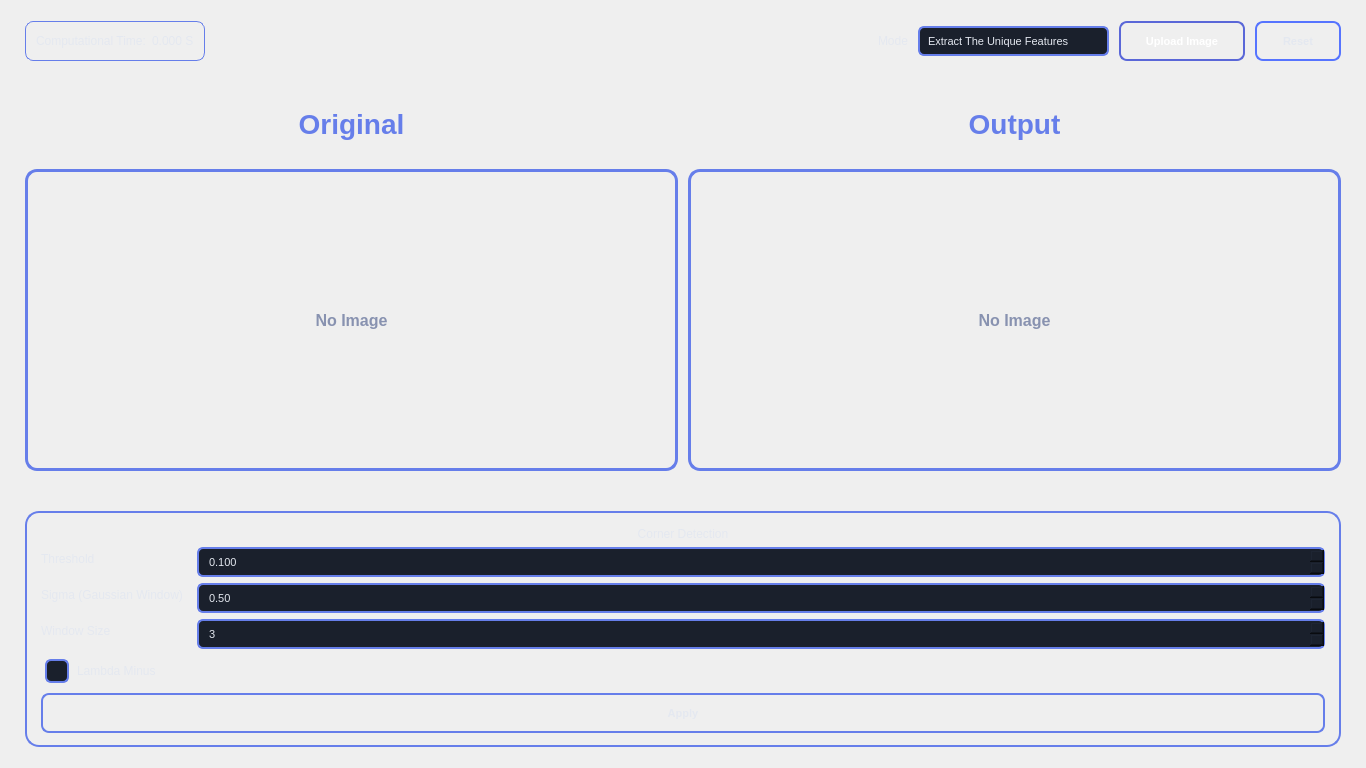
Nada-Hesham249/Feature-Extractor, file views/main_window.ui: the form before one commit.
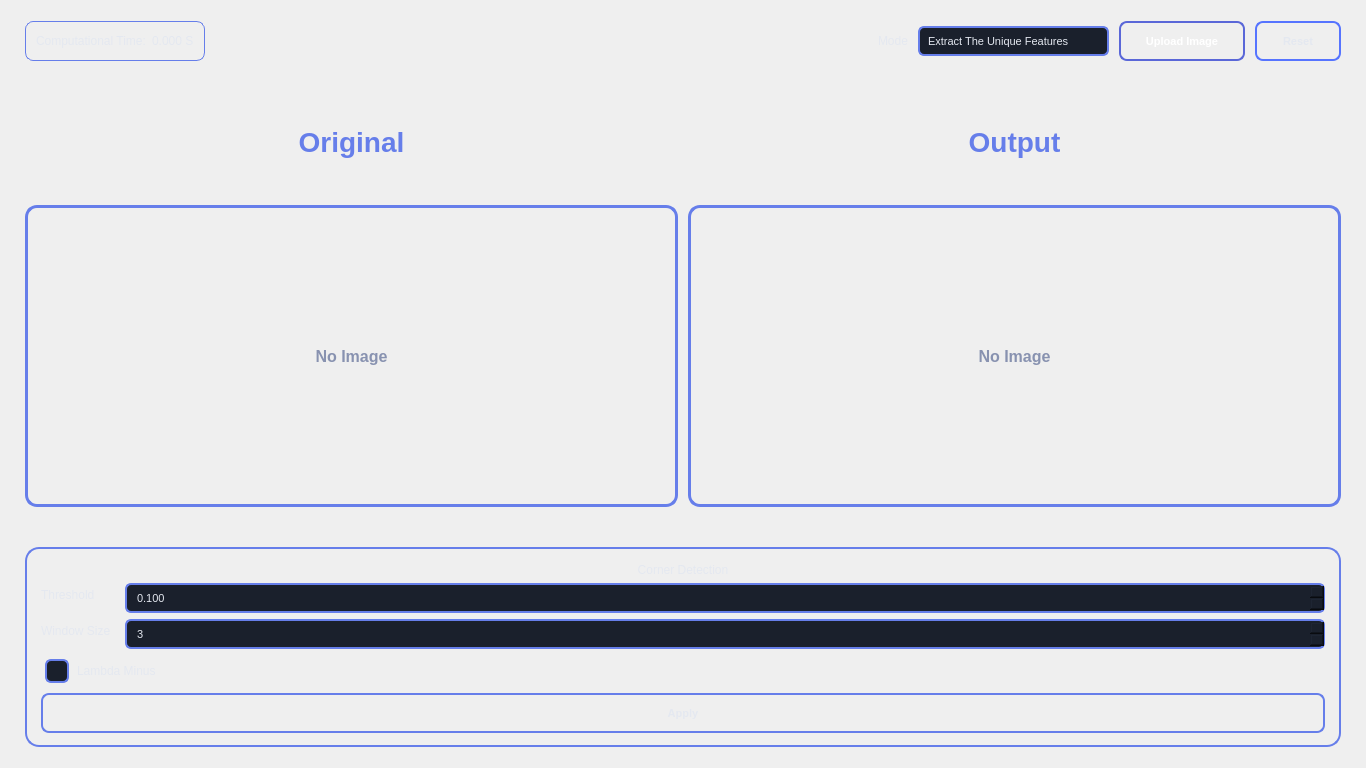
The form after the commit.

```diff
--- a/views/main_window.ui
+++ b/views/main_window.ui
@@ -1053,36 +1053,13 @@
              </widget>
             </item>
             <item row="1" column="0">
-             <widget class="QLabel" name="labelHarrisSigma">
-              <property name="text">
-               <string>Sigma (Gaussian Window)</string>
-              </property>
-             </widget>
-            </item>
-            <item row="1" column="1">
-             <widget class="QDoubleSpinBox" name="harrisSigma">
-              <property name="decimals">
-               <number>2</number>
-              </property>
-              <property name="maximum">
-               <double>5.000000000000000</double>
-              </property>
-              <property name="singleStep">
-               <double>0.100000000000000</double>
-              </property>
-              <property name="value">
-               <double>0.500000000000000</double>
-              </property>
-             </widget>
-            </item>
-            <item row="2" column="0">
              <widget class="QLabel" name="labelHarrisWindow">
               <property name="text">
                <string>Window Size</string>
               </property>
              </widget>
             </item>
-            <item row="2" column="1">
+            <item row="1" column="1">
              <widget class="QSpinBox" name="harrisWindow">
               <property name="minimum">
                <number>1</number>
```
